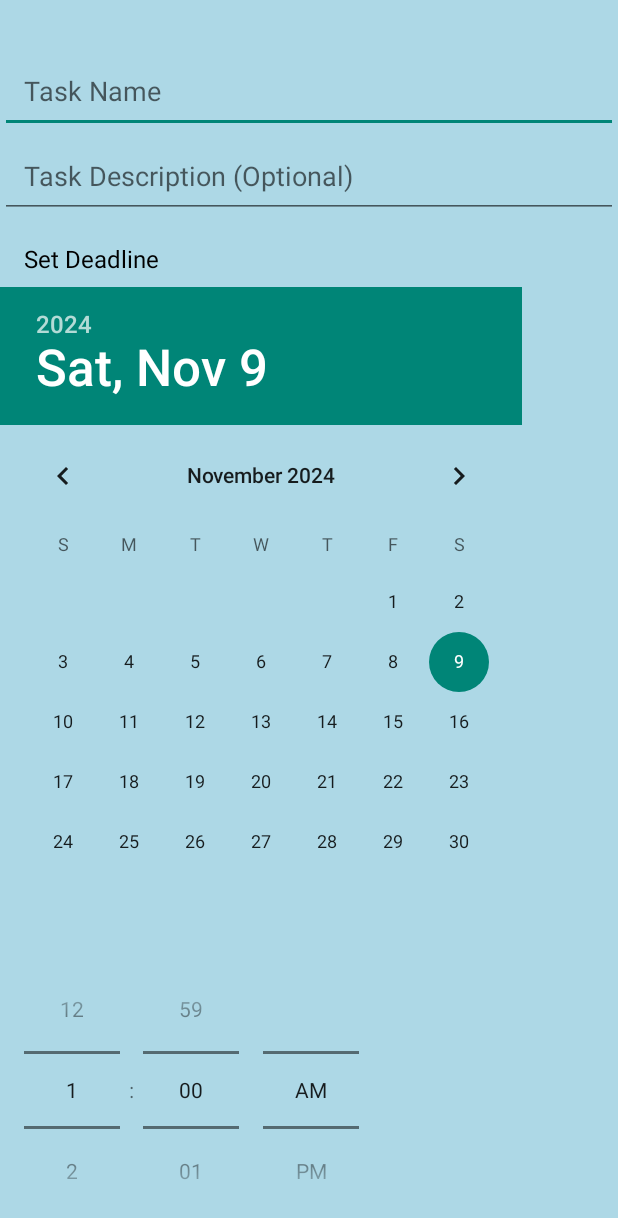
After one commit to Iniyan2003R/TODo-Project, an Android app: the layout activity_add_task.xml on its own in the app's theme, with its tools: preview values and no code run, on a phone screen of 412 x 824 dp. The commit adds this screen. Shown: the top 1218 px of the screen. Run offline under Robolectric (Android 15) with nearby library versions, the phone set to English and light mode, and no system bars.

Commit message:
Updated the code
Signed-off-by: Iniyan2003R <iniyan987@gmail.com>

```diff
--- a/ToDoProject/app/src/main/java/com/example/todoproject/TaskHistoryActivity.java
+++ b/ToDoProject/app/src/main/java/com/example/todoproject/TaskHistoryActivity.java
@@ -17,11 +17,12 @@ public class TaskHistoryActivity extends AppCompatActivity {
         setContentView(R.layout.activity_task_history);
 
         dbHelper = new SQLiteHelper(this);
-        recyclerView = findViewById(R.id.recyclerView);
+        recyclerView = findViewById(R.id.recyclerView);  // Corrected to match the ID in your XML
         recyclerView.setLayoutManager(new LinearLayoutManager(this));
 
+        // Fetch completed tasks and set them in the adapter
         List<Task> completedTasks = dbHelper.getCompletedTasks();
-        adapter = new TaskAdapter(completedTasks, null);
+        adapter = new TaskAdapter(completedTasks, null);  // Pass null for listener since no interaction is needed here
         recyclerView.setAdapter(adapter);
     }
 }
--- /dev/null
+++ b/ToDoProject/app/src/main/res/layout/activity_add_task.xml
@@ -0,0 +1,63 @@
+<?xml version="1.0" encoding="utf-8"?>
+<RelativeLayout xmlns:android="http://schemas.android.com/apk/res/android"
+    android:layout_width="match_parent"
+    android:layout_height="match_parent"
+    android:background="#ADD8E6">
+
+    <EditText
+        android:id="@+id/taskName"
+        android:layout_width="match_parent"
+        android:layout_height="wrap_content"
+        android:hint="Task Name"
+        android:layout_marginTop="32dp"
+        android:padding="16dp"
+        android:inputType="text"/>
+
+    <EditText
+        android:id="@+id/taskDescription"
+        android:layout_width="match_parent"
+        android:layout_height="wrap_content"
+        android:hint="Task Description (Optional)"
+        android:layout_below="@id/taskName"
+        android:padding="16dp"
+        android:inputType="text"/>
+
+    <TextView
+        android:id="@+id/deadlineLabel"
+        android:layout_width="wrap_content"
+        android:layout_height="wrap_content"
+        android:text="Set Deadline"
+        android:textSize="16sp"
+        android:layout_below="@id/taskDescription"
+        android:layout_marginTop="16dp"
+        android:paddingStart="16dp"
+        android:textColor="#000000"/>
+
+    <DatePicker
+        android:id="@+id/datePicker"
+        android:layout_width="wrap_content"
+        android:layout_height="wrap_content"
+        android:layout_below="@id/deadlineLabel"
+        android:layout_marginTop="8dp"
+        android:calendarViewShown="false"/>
+
+    <TimePicker
+        android:id="@+id/timePicker"
+        android:layout_width="wrap_content"
+        android:layout_height="wrap_content"
+        android:layout_below="@id/datePicker"
+        android:layout_marginTop="8dp"
+        android:timePickerMode="spinner"/>
+
+    <Button
+        android:id="@+id/submitButton"
+        android:layout_width="wrap_content"
+        android:layout_height="wrap_content"
+        android:text="Submit"
+        android:layout_below="@id/timePicker"
+        android:layout_centerHorizontal="true"
+        android:layout_marginTop="32dp"
+        android:padding="16dp"
+        android:background="#0099CC"
+        android:textColor="#FFFFFF"/>
+</RelativeLayout>
--- a/ToDoProject/app/src/main/res/layout/activity_main.xml
+++ b/ToDoProject/app/src/main/res/layout/activity_main.xml
@@ -2,7 +2,7 @@
     xmlns:app="http://schemas.android.com/apk/res-auto"
     android:layout_width="match_parent"
     android:layout_height="match_parent"
-    android:background="#ADD8E6"> <!-- Light blue background -->
+    android:background="#ADD8E6">
 
     <Button
         android:id="@+id/historyButton"
--- a/ToDoProject/app/src/main/res/layout/activity_task_history.xml
+++ b/ToDoProject/app/src/main/res/layout/activity_task_history.xml
@@ -1,7 +1,7 @@
 <RelativeLayout xmlns:android="http://schemas.android.com/apk/res/android"
     android:layout_width="match_parent"
     android:layout_height="match_parent"
-    android:background="#ADD8E6"> <!-- Light blue background -->
+    android:background="#ADD8E6">
 
     <androidx.recyclerview.widget.RecyclerView
         android:id="@+id/recyclerView"
--- a/ToDoProject/app/src/main/res/layout/task_item.xml
+++ b/ToDoProject/app/src/main/res/layout/task_item.xml
@@ -4,8 +4,7 @@
     android:orientation="horizontal"
     android:padding="8dp"
     android:background="#ADD8E6"
-    android:layout_marginBottom="8dp"> <!-- Light blue background for each task card -->
-
+    android:layout_marginBottom="8dp">
     <TextView
         android:id="@+id/taskName"
         android:layout_width="0dp"
```
Also changed, not shown: ToDoProject/app/src/main/AndroidManifest.xml (+27 -13 lines), ToDoProject/app/src/main/java/com/example/todoproject/AddTaskActivity.java (added, +87 -0 lines), ToDoProject/app/src/main/java/com/example/todoproject/EditTaskActivity.java (added, +12 -0 lines), ToDoProject/app/src/main/java/com/example/todoproject/MainActivity.java (+18 -6 lines), ToDoProject/app/src/main/java/com/example/todoproject/NotificationReceiver.java (added, +22 -0 lines), ToDoProject/app/src/main/java/com/example/todoproject/SQLiteHelper.java (+93 -20 lines), ToDoProject/app/src/main/java/com/example/todoproject/Task.java (+97 -7 lines), ToDoProject/app/src/main/res/layout/activity_edit_task.xml (added, +26 -0 lines), ToDoProject/app/src/main/res/layout/activity_splash_screen.xml (+5 -5 lines), ToDoProject/app/src/main/res/drawable/notify.jpg (added).
